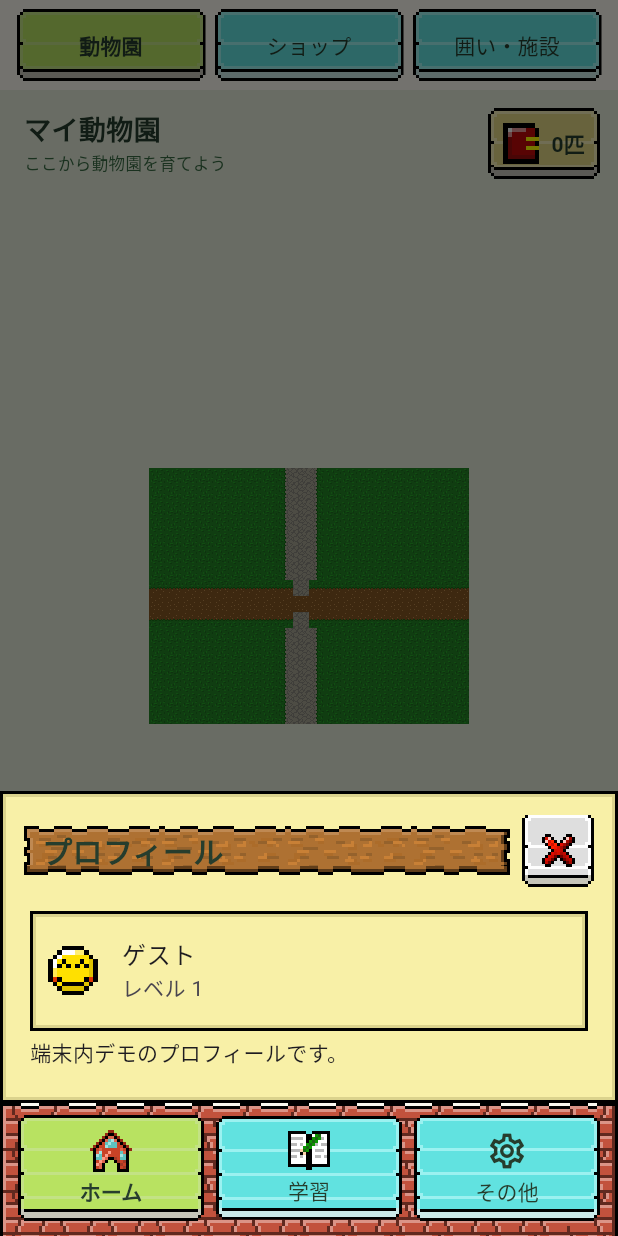
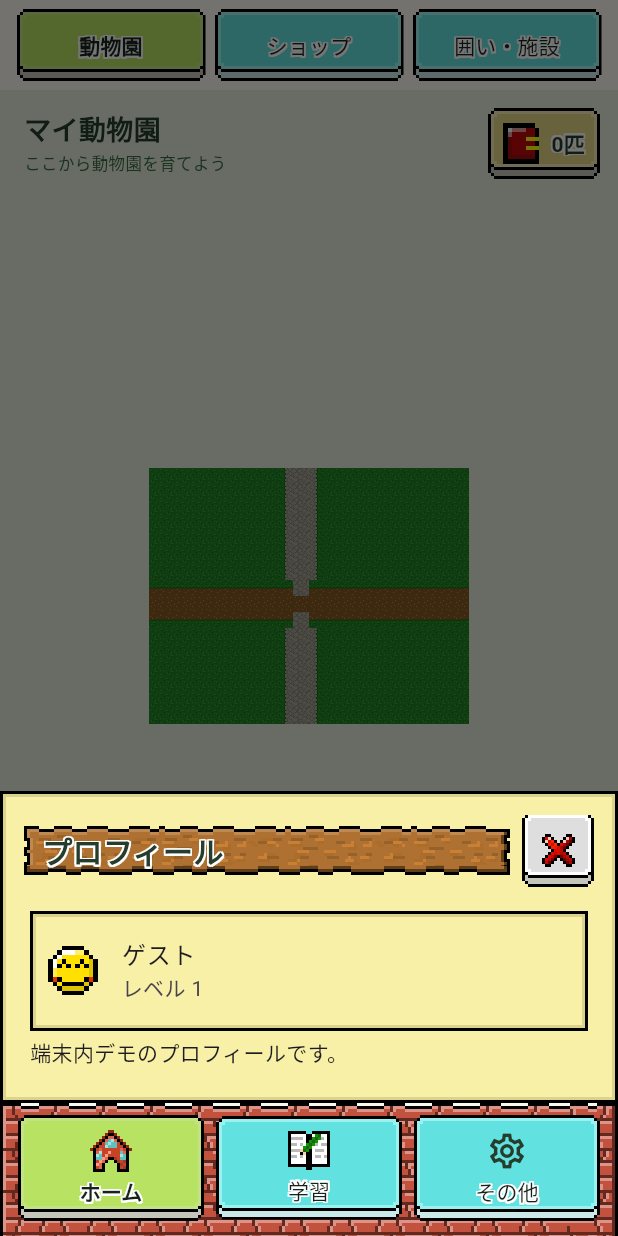
Before and after one commit to jphacks/ng_2621, a Flutter app: the ZooScreen screen opened directly, after a tap on "Lv.1", on a phone screen of 412 x 824 dp. Run offline on Flutter 3.47's test engine with Material 3 defaults, Android fonts, the phone set to English and light mode, and no system bars; our stand-ins replace camera, cloud_firestore, cloud_functions, firebase_auth, firebase_core, firebase_storage and 2 more; missing offline and left inert: file_selector, google_mlkit_face_detection, idb_shim, pdfrx, ultralytics_yolo; accounts and stored records are empty; Roboto replaces fonts that are missing (DotGothic16).

Commit message:
fix: preserve button bevels and outline pixel UI labels

```diff
--- a/lib/core/ui/widgets/color_button_panel.dart
+++ b/lib/core/ui/widgets/color_button_panel.dart
@@ -4,6 +4,7 @@
 import 'package:flutter/widgets.dart';
 
 import '../sprites/sprite_sheet_image.dart';
+import 'pixel_text_outline.dart';
 
 enum ButtonPalette { yellow, green, cyan, orange, pink, blue, white, gray }
 
@@ -49,7 +50,13 @@
       ),
       child: Transform.translate(
         offset: Offset(0, enabled && pressed ? 2 : 0),
-        child: child,
+        child: PixelTextOutline(
+          lightText:
+              !enabled ||
+              palette == ButtonPalette.blue ||
+              palette == ButtonPalette.gray,
+          child: child,
+        ),
       ),
     ),
   );
@@ -73,8 +80,14 @@
     }
     final top = pressed ? 2.0 : 0.0;
     const edge = 4.0;
-    final dx = math.min(8.0, size.width / 2),
-        dy = math.min(8.0, (size.height - top) / 2);
+    // The released sprite has a two-pixel plinth plus its lower rim and
+    // rounded corners. Keep all seven lower rows OUT of the repeated body.
+    // Pressed art has no plinth and retains its existing four-row cap.
+    final bottomEdge = pressed ? 4.0 : 7.0;
+    final dx = math.min(8.0, size.width / 2);
+    final availableHeight = math.max(0.0, size.height - top);
+    final capScale = math.min(2.0, availableHeight / (edge + bottomEdge));
+    final topHeight = edge * capScale, bottomHeight = bottomEdge * capScale;
     final sx = [
       source.left,
       source.left + edge,
@@ -84,11 +97,11 @@
     final sy = [
       source.top,
       source.top + edge,
-      source.bottom - edge,
+      source.bottom - bottomEdge,
       source.bottom,
     ];
     final tx = [0.0, dx, size.width - dx, size.width];
-    final ty = [top, top + dy, size.height - dy, size.height];
+    final ty = [top, top + topHeight, size.height - bottomHeight, size.height];
     final paint = Paint()
       ..filterQuality = FilterQuality.none
       ..isAntiAlias = false;
--- /dev/null
+++ b/lib/core/ui/widgets/pixel_text_outline.dart
@@ -0,0 +1,67 @@
+import 'package:flutter/material.dart';
+
+/// A crisp, one-logical-pixel outline without duplicating text or semantics.
+/// Inherited by ordinary Text widgets; layout and text scaling stay unchanged.
+class PixelTextOutline extends StatelessWidget {
+  const PixelTextOutline({
+    super.key,
+    required this.child,
+    this.lightText = false,
+  });
+
+  final Widget child;
+  final bool lightText;
+  static const ink = Color(0xFF17241C);
+
+  static List<Shadow> shadowsFor({bool lightText = false}) => [
+    for (final offset in const [
+      Offset(-1, -1),
+      Offset(0, -1),
+      Offset(1, -1),
+      Offset(-1, 0),
+      Offset(1, 0),
+      Offset(-1, 1),
+      Offset(0, 1),
+      Offset(1, 1),
+    ])
+      Shadow(
+        color: lightText ? const Color(0xFF101810) : const Color(0xFFFFFFFF),
+        offset: offset,
+      ),
+  ];
+
+  @override
+  Widget build(BuildContext context) {
+    final style = TextStyle(
+      color: lightText ? const Color(0xFFFFFFFF) : ink,
+      shadows: shadowsFor(lightText: lightText),
+    );
+    // Nested Material/ListTile widgets obtain their text styles from Theme,
+    // replacing DefaultTextStyle. Cover both inheritance paths locally.
+    final overlay = TextTheme(
+      displayLarge: style,
+      displayMedium: style,
+      displaySmall: style,
+      headlineLarge: style,
+      headlineMedium: style,
+      headlineSmall: style,
+      titleLarge: style,
+      titleMedium: style,
+      titleSmall: style,
+      bodyLarge: style,
+      bodyMedium: style,
+      bodySmall: style,
+      labelLarge: style,
+      labelMedium: style,
+      labelSmall: style,
+    );
+    final base = Theme.of(context);
+    return Theme(
+      data: base.copyWith(
+        textTheme: base.textTheme.merge(overlay),
+        primaryTextTheme: base.primaryTextTheme.merge(overlay),
+      ),
+      child: DefaultTextStyle.merge(style: style, child: child),
+    );
+  }
+}
--- a/lib/core/ui/widgets/sprite_panel.dart
+++ b/lib/core/ui/widgets/sprite_panel.dart
@@ -1,4 +1,5 @@
 import 'color_button_panel.dart';
+import 'pixel_text_outline.dart';
 
 import 'dart:math' as math;
 import 'dart:ui' as ui;
@@ -29,8 +30,12 @@
     assetPath: style == SpritePanelStyle.creamRound
         ? ZooBuildingSprite.assetPath
         : ZooExtraSprite.assetPath,
-    builder: (context, image) =>
-        CustomPaint(painter: _PanelPainter(image, style), child: child),
+    builder: (context, image) => CustomPaint(
+      painter: _PanelPainter(image, style),
+      child: style == SpritePanelStyle.wood
+          ? PixelTextOutline(child: child)
+          : child,
+    ),
   );
 }
 
@@ -171,7 +176,7 @@
     shape: const WidgetStatePropertyAll(RoundedRectangleBorder()),
     foregroundColor: WidgetStateProperty.resolveWith(
       (states) => states.contains(WidgetState.disabled)
-          ? const Color(0xFF555555)
+          ? Colors.white
           : palette == ButtonPalette.blue || palette == ButtonPalette.gray
           ? Colors.white
           : const Color(0xFF263D2D),
--- a/lib/core/ui/widgets/wood_panel.dart
+++ b/lib/core/ui/widgets/wood_panel.dart
@@ -5,6 +5,7 @@
 
 import 'sprite_panel.dart';
 import 'color_button_panel.dart';
+import 'pixel_text_outline.dart';
 import '../sprites/sprite_sheet_image.dart';
 import '../sprites/zoo_ui_part.dart';
 import '../sprites/zoo_ui_sprite.dart';
@@ -18,8 +19,10 @@
   Widget build(BuildContext context) => originalSheet
       ? SpriteSheetImage(
           assetPath: ZooUiSprite.assetPath,
-          builder: (context, image) =>
-              CustomPaint(painter: _OriginalWoodPainter(image), child: child),
+          builder: (context, image) => CustomPaint(
+            painter: _OriginalWoodPainter(image),
+            child: PixelTextOutline(child: child),
+          ),
         )
       : SpritePanel(style: SpritePanelStyle.wood, child: child);
 }
--- a/lib/core/ui/zoo_ui.dart
+++ b/lib/core/ui/zoo_ui.dart
@@ -21,3 +21,5 @@
 export 'widgets/sprite_panel.dart';
 
 export 'widgets/color_button_panel.dart';
+
+export 'widgets/pixel_text_outline.dart';
```
Also changed, not shown: 3 other files.
